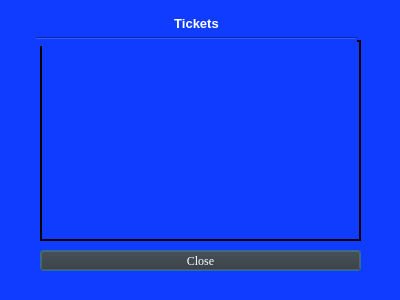
mustafaberat/ARU-Submarine, file LookTickets.ui: the form before one commit.
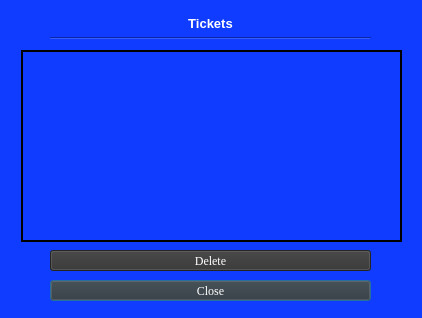
The form after the commit.

What changed in the file:
```diff
--- a/LookTickets.ui
+++ b/LookTickets.ui
@@ -6,8 +6,8 @@
    <rect>
     <x>0</x>
     <y>0</y>
-    <width>400</width>
-    <height>300</height>
+    <width>422</width>
+    <height>318</height>
    </rect>
   </property>
   <property name="windowTitle">
@@ -21,7 +21,7 @@
   <widget class="QLabel" name="GetTicketTitle">
    <property name="geometry">
     <rect>
-     <x>36</x>
+     <x>50</x>
      <y>16</y>
      <width>321</width>
      <height>16</height>
@@ -31,47 +31,10 @@
     <string>&lt;html&gt;&lt;head/&gt;&lt;body&gt;&lt;p align=&quot;center&quot;&gt;&lt;span style=&quot; font-size:10pt; font-weight:600;&quot;&gt;Tickets&lt;/span&gt;&lt;/p&gt;&lt;/body&gt;&lt;/html&gt;</string>
    </property>
   </widget>
-  <widget class="QPushButton" name="closeButton">
-   <property name="geometry">
-    <rect>
-     <x>40</x>
-     <y>250</y>
-     <width>321</width>
-     <height>21</height>
-    </rect>
-   </property>
-   <property name="font">
-    <font>
-     <family>Georgia</family>
-    </font>
-   </property>
-   <property name="cursor">
-    <cursorShape>PointingHandCursor</cursorShape>
-   </property>
-   <property name="styleSheet">
-    <string notr="true">background-color: #333333;</string>
-   </property>
-   <property name="text">
-    <string>Close</string>
-   </property>
-  </widget>
-  <widget class="QTableView" name="tableView">
-   <property name="geometry">
-    <rect>
-     <x>40</x>
-     <y>40</y>
-     <width>321</width>
-     <height>201</height>
-    </rect>
-   </property>
-   <property name="styleSheet">
-    <string notr="true">border: 2px solid black</string>
-   </property>
-  </widget>
   <widget class="Line" name="GetTicketLine">
    <property name="geometry">
     <rect>
-     <x>36</x>
+     <x>50</x>
      <y>30</y>
      <width>321</width>
      <height>16</height>
@@ -81,6 +44,67 @@
     <enum>Qt::Horizontal</enum>
    </property>
   </widget>
+  <widget class="QTableWidget" name="tableWidget">
+   <property name="geometry">
+    <rect>
+     <x>21</x>
+     <y>50</y>
+     <width>381</width>
+     <height>192</height>
+    </rect>
+   </property>
+   <property name="styleSheet">
+    <string notr="true">border: 2px solid black</string>
+   </property>
+  </widget>
+  <widget class="QPushButton" name="closeButton">
+   <property name="geometry">
+    <rect>
+     <x>50</x>
+     <y>280</y>
+     <width>321</width>
+     <height>21</height>
+    </rect>
+   </property>
+   <property name="font">
+    <font>
+     <family>Georgia</family>
+    </font>
+   </property>
+   <property name="cursor">
+    <cursorShape>PointingHandCursor</cursorShape>
+   </property>
+   <property name="styleSheet">
+    <string notr="true">background-color: #333333;</string>
+   </property>
+   <property name="text">
+    <string>Close</string>
+   </property>
+  </widget>
+  <widget class="QPushButton" name="deleteButton">
+   <property name="geometry">
+    <rect>
+     <x>50</x>
+     <y>250</y>
+     <width>321</width>
+     <height>21</height>
+    </rect>
+   </property>
+   <property name="font">
+    <font>
+     <family>Georgia</family>
+    </font>
+   </property>
+   <property name="cursor">
+    <cursorShape>PointingHandCursor</cursorShape>
+   </property>
+   <property name="styleSheet">
+    <string notr="true">background-color: #333333;</string>
+   </property>
+   <property name="text">
+    <string>Delete</string>
+   </property>
+  </widget>
  </widget>
  <resources/>
  <connections/>
```
